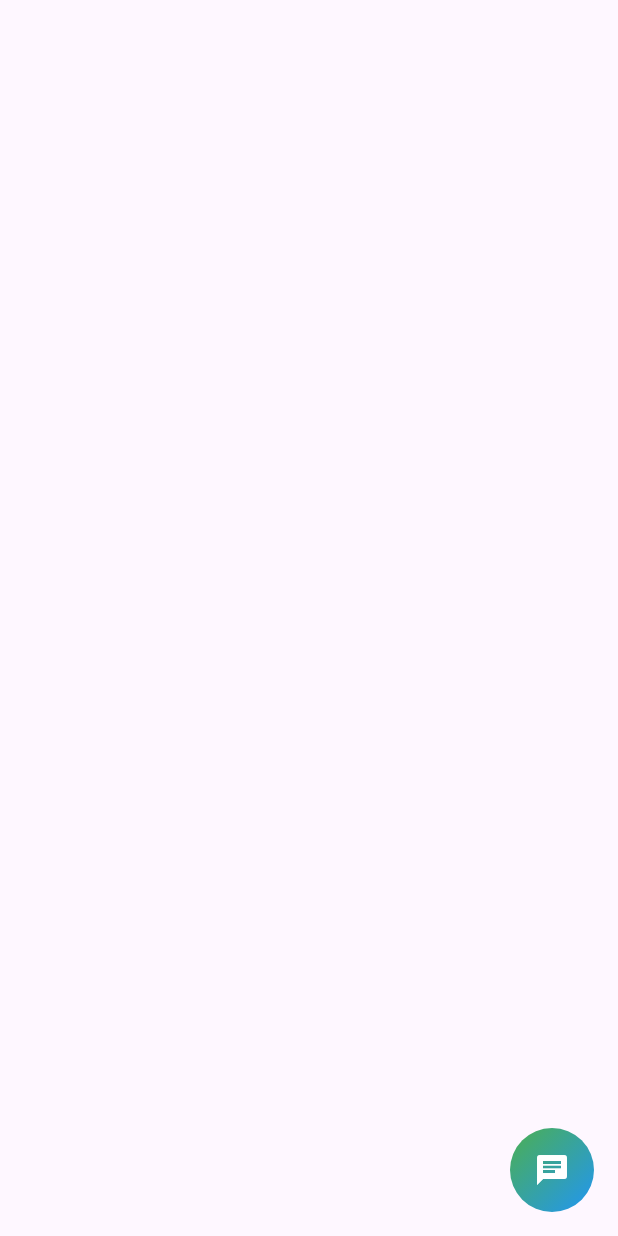
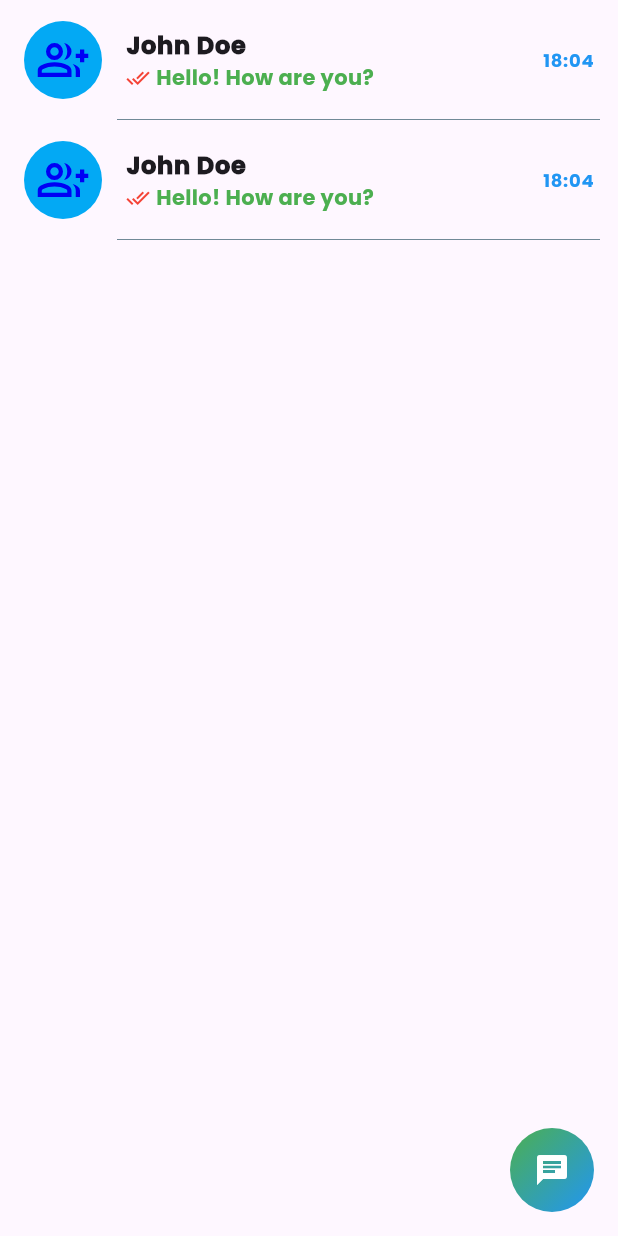
Before and after one commit to San2021331091/voxa-social-chat-app, a Flutter app: the ChatPage screen opened directly, on a phone screen of 412 x 824 dp. Run offline on Flutter 3.47's test engine with Material 3 defaults, Android fonts, the phone set to English and light mode, and no system bars; our stand-ins replace flutter_svg.

Commit message:
SVG icon setup

```diff
--- /dev/null
+++ b/frontend/voxa/lib/customui/customcard.dart
@@ -0,0 +1,65 @@
+import 'package:flutter/material.dart';
+import 'package:flutter_svg/svg.dart';
+
+class CustomCard extends StatelessWidget {
+  const CustomCard({super.key});
+
+  @override
+  Widget build(BuildContext context) {
+    return InkWell(
+      onTap: () {
+
+      },
+      child: Column(
+      children: [
+        /// Tile padding like WhatsApp
+        Padding(
+          padding: const EdgeInsets.symmetric(horizontal: 8, vertical: 4),
+          child: ListTile(
+            contentPadding: const EdgeInsets.symmetric(horizontal: 8),
+            leading: CircleAvatar(
+              radius: 26,
+              backgroundColor: Colors.lightBlue,
+              child: SvgPicture.asset(
+                "assets/groups.svg",
+                height: 34,
+                width: 34,
+              ),
+            ),
+            title: const Text(
+              "John Doe",
+              style: TextStyle(
+                fontSize: 16,
+                fontWeight: FontWeight.w900,
+              ),
+            ),
+            subtitle: Row(
+              children: const [
+                Icon(Icons.done_all, size: 16, color: Colors.red),
+                SizedBox(width: 4),
+                Text(
+                  "Hello! How are you?",
+                  style: TextStyle(fontSize: 14, color: Colors.green, fontWeight: FontWeight.w700),
+                ),
+              ],
+            ),
+            trailing: const Text(
+              "18:04",
+              style: TextStyle(fontSize: 12, color: Colors.blue,fontWeight: FontWeight.w600),
+            ),
+          ),
+        ),
+
+        /// 🔹 divider with padding
+        const Padding(
+          padding: EdgeInsets.only(left: 78, right: 12),
+          child: Divider(
+            height: 0,
+            thickness: 0.6,
+            color: Colors.blueGrey,
+          ),
+        ),
+      ],
+    ));
+  }
+}
--- a/frontend/voxa/lib/pages/ChatPage.dart
+++ b/frontend/voxa/lib/pages/ChatPage.dart
@@ -1,4 +1,5 @@
 import 'package:flutter/material.dart';
+import 'package:voxa/customui/customcard.dart';
 
 class ChatPage extends StatefulWidget {
   const ChatPage({super.key});
@@ -32,6 +33,12 @@ class ChatPageState extends State<ChatPage> {
           child: const Icon(Icons.chat, color: Colors.white),
         ),
       ),
+      body: ListView(
+        children: [
+          CustomCard(),
+          CustomCard(),
+        ],
+      ),
     );
   }
 }
--- a/frontend/voxa/pubspec.yaml
+++ b/frontend/voxa/pubspec.yaml
@@ -34,6 +34,7 @@ dependencies:
   # The following adds the Cupertino Icons font to your application.
   # Use with the CupertinoIcons class for iOS style icons.
   cupertino_icons: ^1.0.8
+  flutter_svg: ^2.2.3
 
 dev_dependencies:
   flutter_test:
@@ -58,7 +59,8 @@ flutter:
   uses-material-design: true
 
   # To add assets to your application, add an assets section, like this:
-  # assets:
+  assets:
+  - assets/
   #   - images/a_dot_burr.jpeg
   #   - images/a_dot_ham.jpeg
 
```
Also changed, not shown: frontend/voxa/assets/groups.svg (added), frontend/voxa/assets/persons.svg (added), frontend/voxa/pubspec.lock.
